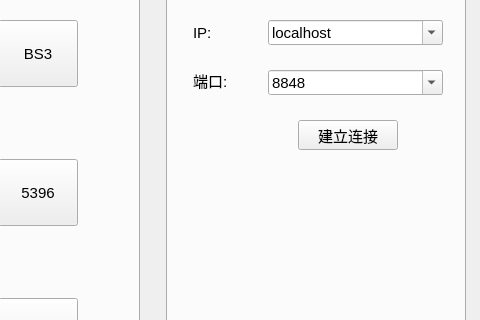
Before: the Qt Designer form new_mainwindows.ui in flamboyante/file-tools, drawn with Qt 5; both pictures show x 490 to 970 and y 105 to 425 of the 970 by 648 pixel window.
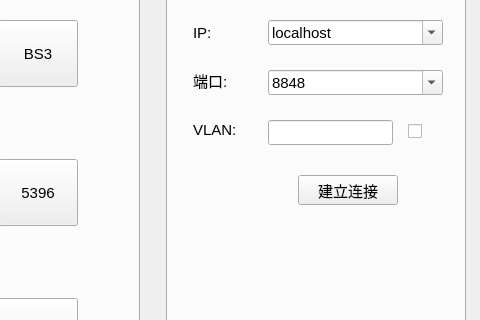
After: the same form once the commit is applied. The open tabs and pages were chosen to show the change. Icons and pictures are not drawn. Custom widgets are drawn as their Qt base class.

What changed in the file:
```diff
--- a/new_mainwindows.ui
+++ b/new_mainwindows.ui
@@ -436,7 +436,7 @@
             <property name="geometry">
              <rect>
               <x>130</x>
-              <y>175</y>
+              <y>230</y>
               <width>100</width>
               <height>30</height>
              </rect>
@@ -445,6 +445,47 @@
              <string>建立连接</string>
             </property>
            </widget>
+           <widget class="QLabel" name="label_7">
+            <property name="geometry">
+             <rect>
+              <x>25</x>
+              <y>175</y>
+              <width>50</width>
+              <height>20</height>
+             </rect>
+            </property>
+            <property name="font">
+             <font>
+              <pointsize>11</pointsize>
+             </font>
+            </property>
+            <property name="text">
+             <string>VLAN:</string>
+            </property>
+           </widget>
+           <widget class="QLineEdit" name="lineEdit">
+            <property name="geometry">
+             <rect>
+              <x>100</x>
+              <y>175</y>
+              <width>125</width>
+              <height>25</height>
+             </rect>
+            </property>
+           </widget>
+           <widget class="QCheckBox" name="checkBox_Vlan">
+            <property name="geometry">
+             <rect>
+              <x>240</x>
+              <y>170</y>
+              <width>32</width>
+              <height>32</height>
+             </rect>
+            </property>
+            <property name="text">
+             <string/>
+            </property>
+           </widget>
           </widget>
           <widget class="QWidget" name="tab_bmu">
            <attribute name="title">
@@ -1416,16 +1457,16 @@
    <extends>QLabel</extends>
    <header>qfluentwidgets</header>
   </customwidget>
-  <customwidget>
-   <class>SubtitleLabel</class>
-   <extends>QLabel</extends>
-   <header>qfluentwidgets</header>
-  </customwidget>
   <customwidget>
    <class>LineEdit</class>
    <extends>QLineEdit</extends>
    <header>qfluentwidgets</header>
   </customwidget>
+  <customwidget>
+   <class>SubtitleLabel</class>
+   <extends>QLabel</extends>
+   <header>qfluentwidgets</header>
+  </customwidget>
   <customwidget>
    <class>CommandBar</class>
    <extends>QFrame</extends>
```
Left out of the diff: 2 changed lines with no effect on the pictures.
